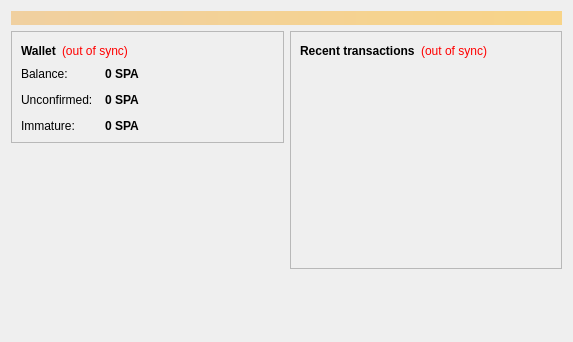
Old version of the form src/qt/forms/overviewpage.ui in the repository TheRCG/SPT.
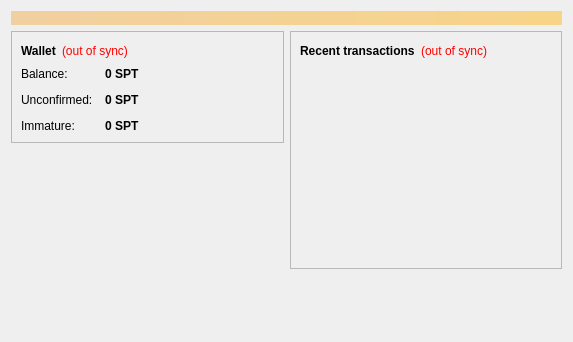
New version of the form.

Patch:
```diff
--- a/src/qt/forms/overviewpage.ui
+++ b/src/qt/forms/overviewpage.ui
@@ -122,7 +122,7 @@
                <string>Your current balance</string>
               </property>
               <property name="text">
-               <string notr="true">0 SPA</string>
+               <string notr="true">0 SPT</string>
               </property>
               <property name="textInteractionFlags">
                <set>Qt::LinksAccessibleByMouse|Qt::TextSelectableByKeyboard|Qt::TextSelectableByMouse</set>
@@ -151,7 +151,7 @@
                <string>Total of transactions that have yet to be confirmed, and do not yet count toward the current balance</string>
               </property>
               <property name="text">
-               <string notr="true">0 SPA</string>
+               <string notr="true">0 SPT</string>
               </property>
               <property name="textInteractionFlags">
                <set>Qt::LinksAccessibleByMouse|Qt::TextSelectableByKeyboard|Qt::TextSelectableByMouse</set>
@@ -177,7 +177,7 @@
                <string>Mined balance that has not yet matured</string>
               </property>
               <property name="text">
-               <string notr="true">0 SPA</string>
+               <string notr="true">0 SPT</string>
               </property>
               <property name="textInteractionFlags">
                <set>Qt::LinksAccessibleByMouse|Qt::TextSelectableByKeyboard|Qt::TextSelectableByMouse</set>
```
Left out of the diff: 4 changed lines with no effect on the pictures.
